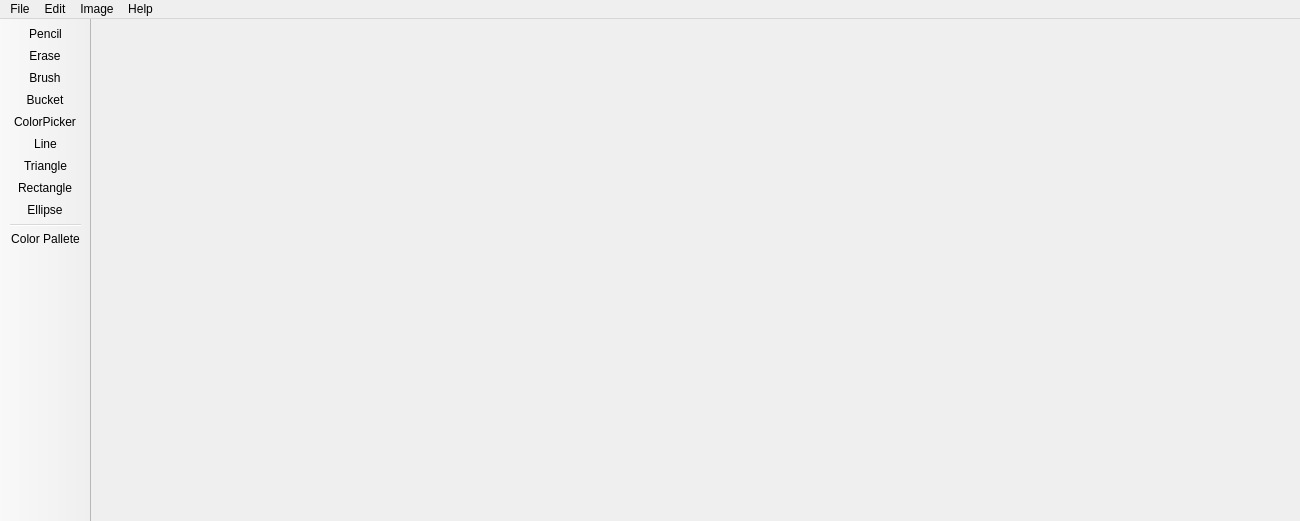
Above: SimplePaint/forms/mainwindow.ui from MATF-RS20/RS011-simple-paint before the change. Below: the same form after it.
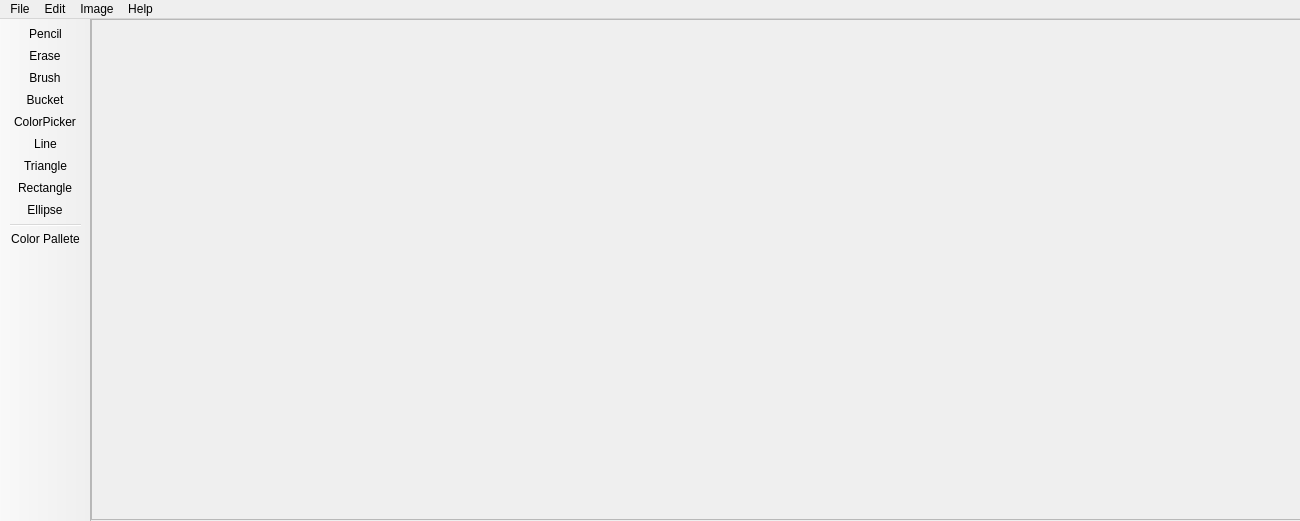
That is the form after the change. Icons and pictures are not drawn.

The edit to the form file:
```diff
--- a/SimplePaint/forms/mainwindow.ui
+++ b/SimplePaint/forms/mainwindow.ui
@@ -29,6 +29,35 @@
    <property name="layoutDirection">
     <enum>Qt::LeftToRight</enum>
    </property>
+   <widget class="QScrollArea" name="scrollArea">
+    <property name="geometry">
+     <rect>
+      <x>0</x>
+      <y>0</y>
+      <width>1261</width>
+      <height>501</height>
+     </rect>
+    </property>
+    <property name="minimumSize">
+     <size>
+      <width>1261</width>
+      <height>501</height>
+     </size>
+    </property>
+    <property name="widgetResizable">
+     <bool>true</bool>
+    </property>
+    <widget class="QWidget" name="scrollAreaWidgetContents">
+     <property name="geometry">
+      <rect>
+       <x>0</x>
+       <y>0</y>
+       <width>1259</width>
+       <height>499</height>
+      </rect>
+     </property>
+    </widget>
+   </widget>
   </widget>
   <widget class="QMenuBar" name="menubar">
    <property name="geometry">
```
Left out of the diff: 6 changed lines with no effect on the pictures.
